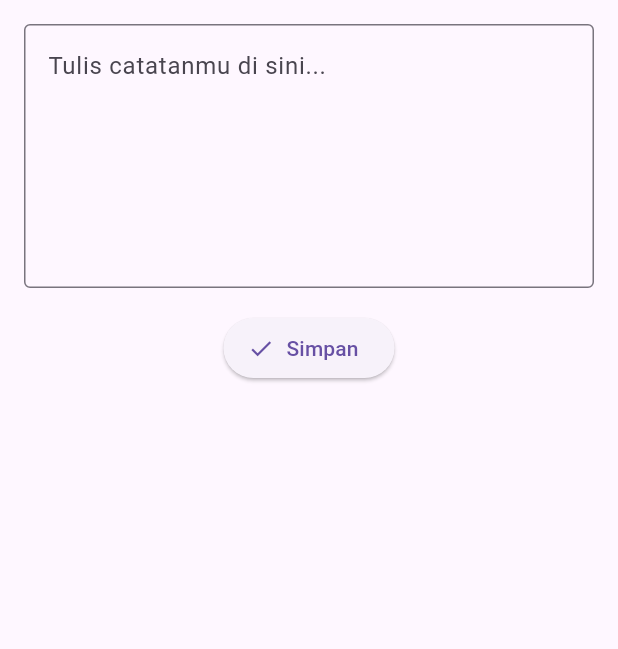
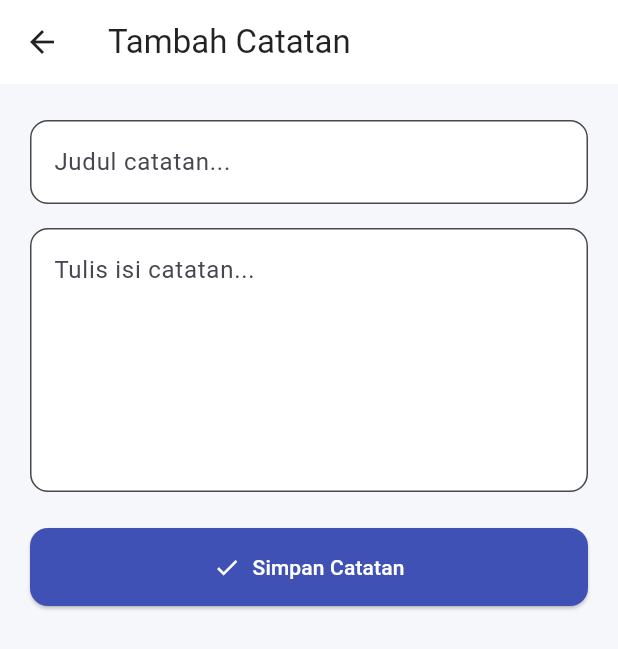
Before and after one commit to Ryssblue/Noto-App, a Flutter app: the AddNotePage screen opened directly with empty values, on a phone screen of 412 x 824 dp. Shown: the top 649 px of the screen. Run offline on Flutter 3.47's test engine with Material 3 defaults, Android fonts, the phone set to English and light mode, and no system bars; our stand-ins replace shared_preferences; accounts and stored records are empty.

Commit message:
Update HomePage dan AddNotePage pakai NoteModel + push UI modern

```diff
--- /dev/null
+++ b/lib/models/note_model.dart
@@ -0,0 +1,17 @@
+class NoteModel {
+  final String title;
+  final String content;
+
+  NoteModel({required this.title, required this.content});
+
+  Map<String, String> toMap() {
+    return {'title': title, 'content': content};
+  }
+
+  factory NoteModel.fromMap(Map<String, dynamic> map) {
+    return NoteModel(
+      title: map['title'] ?? '',
+      content: map['content'] ?? '',
+    );
+  }
+}
--- a/lib/pages/add_note_page.dart
+++ b/lib/pages/add_note_page.dart
@@ -1,38 +1,82 @@
 import 'package:flutter/material.dart';
+import '../models/note_model.dart';
 
 class AddNotePage extends StatelessWidget {
-  final void Function(String) onSave;
+  final void Function(NoteModel) onSave;
 
   const AddNotePage({required this.onSave, super.key});
 
   @override
   Widget build(BuildContext context) {
-    final controller = TextEditingController();
+    final titleController = TextEditingController();
+    final contentController = TextEditingController();
 
-    return Padding(
-      padding: const EdgeInsets.all(16),
+    return Scaffold(
+      backgroundColor: const Color(0xFFF6F7FB),
+      appBar: AppBar(
+        title: const Text("Tambah Catatan"),
+        backgroundColor: Colors.white,
+        foregroundColor: Colors.black87,
+        elevation: 0,
+      ),
+      body: Padding(
+        padding: const EdgeInsets.symmetric(horizontal: 20, vertical: 24),
         child: Column(
           children: [
             TextField(
-            controller: controller,
-            maxLines: 6,
-            decoration: const InputDecoration(
-              hintText: 'Tulis catatanmu di sini...',
-              border: OutlineInputBorder(),
+              controller: titleController,
+              decoration: InputDecoration(
+                hintText: 'Judul catatan...',
+                filled: true,
+                fillColor: Colors.white,
+                border: OutlineInputBorder(
+                  borderRadius: BorderRadius.circular(12),
+                ),
               ),
             ),
             const SizedBox(height: 16),
-          ElevatedButton.icon(
+            TextField(
+              controller: contentController,
+              maxLines: 6,
+              decoration: InputDecoration(
+                hintText: 'Tulis isi catatan...',
+                filled: true,
+                fillColor: Colors.white,
+                border: OutlineInputBorder(
+                  borderRadius: BorderRadius.circular(12),
+                ),
+              ),
+            ),
+            const SizedBox(height: 24),
+            SizedBox(
+              width: double.infinity,
+              child: ElevatedButton.icon(
                 onPressed: () {
-              if (controller.text.trim().isNotEmpty) {
-                onSave(controller.text.trim());
-                controller.clear();
+                  if (titleController.text.trim().isNotEmpty &&
+                      contentController.text.trim().isNotEmpty) {
+                    onSave(
+                      NoteModel(
+                        title: titleController.text.trim(),
+                        content: contentController.text.trim(),
+                      ),
+                    );
+                    Navigator.pop(context);
                   }
                 },
                 icon: const Icon(Icons.check),
-            label: const Text('Simpan'),
+                label: const Text('Simpan Catatan'),
+                style: ElevatedButton.styleFrom(
+                  backgroundColor: Colors.indigo,
+                  foregroundColor: Colors.white,
+                  padding: const EdgeInsets.symmetric(vertical: 16),
+                  shape: RoundedRectangleBorder(
+                    borderRadius: BorderRadius.circular(12),
+                  ),
+                ),
+              ),
             ),
           ],
+        ),
       ),
     );
   }
```
Also changed, not shown: lib/pages/home_page.dart (+89 -72 lines), lib/widgets/note_card.dart (+50 -22 lines). Lines whose indentation alone changed are shown as unchanged.
